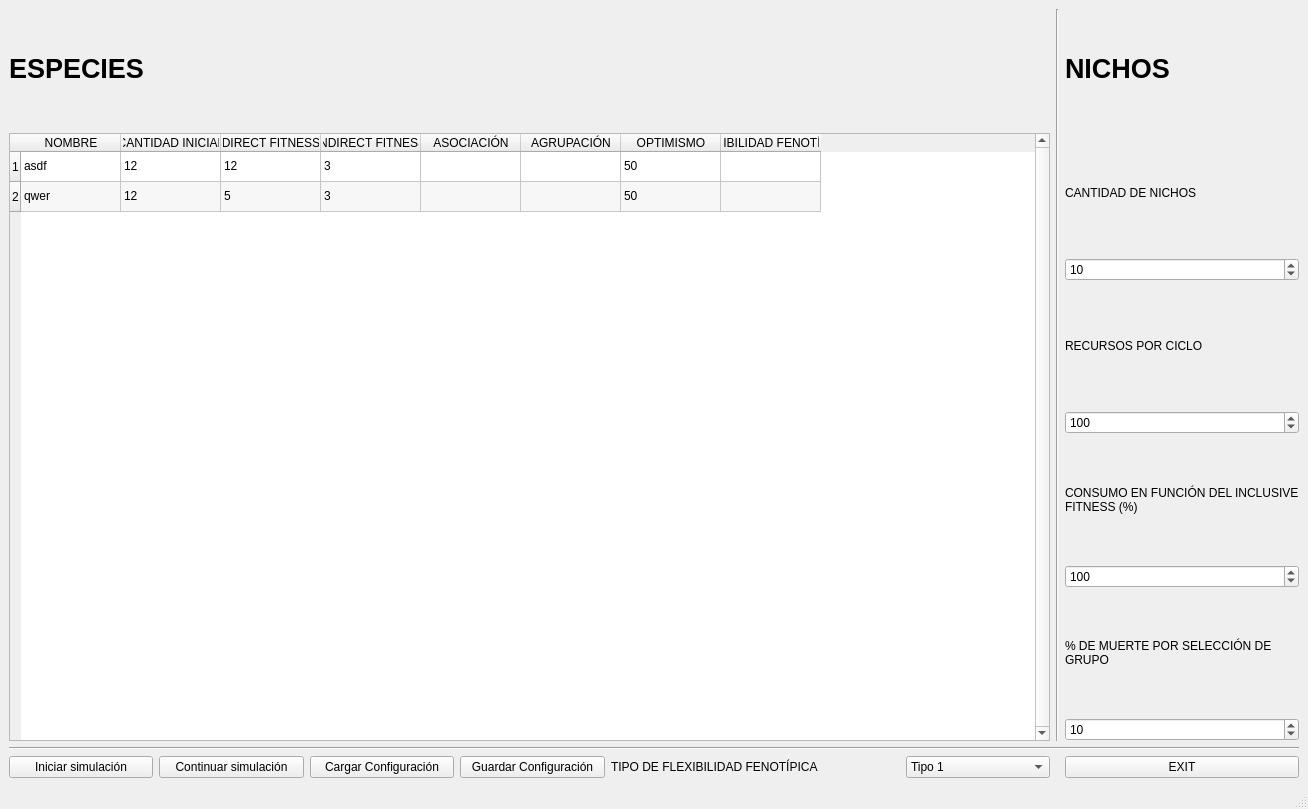
The window that AUTOMATA_CELULAR.ui (Charliek794/CA) describes before a commit, drawn with Qt 5.
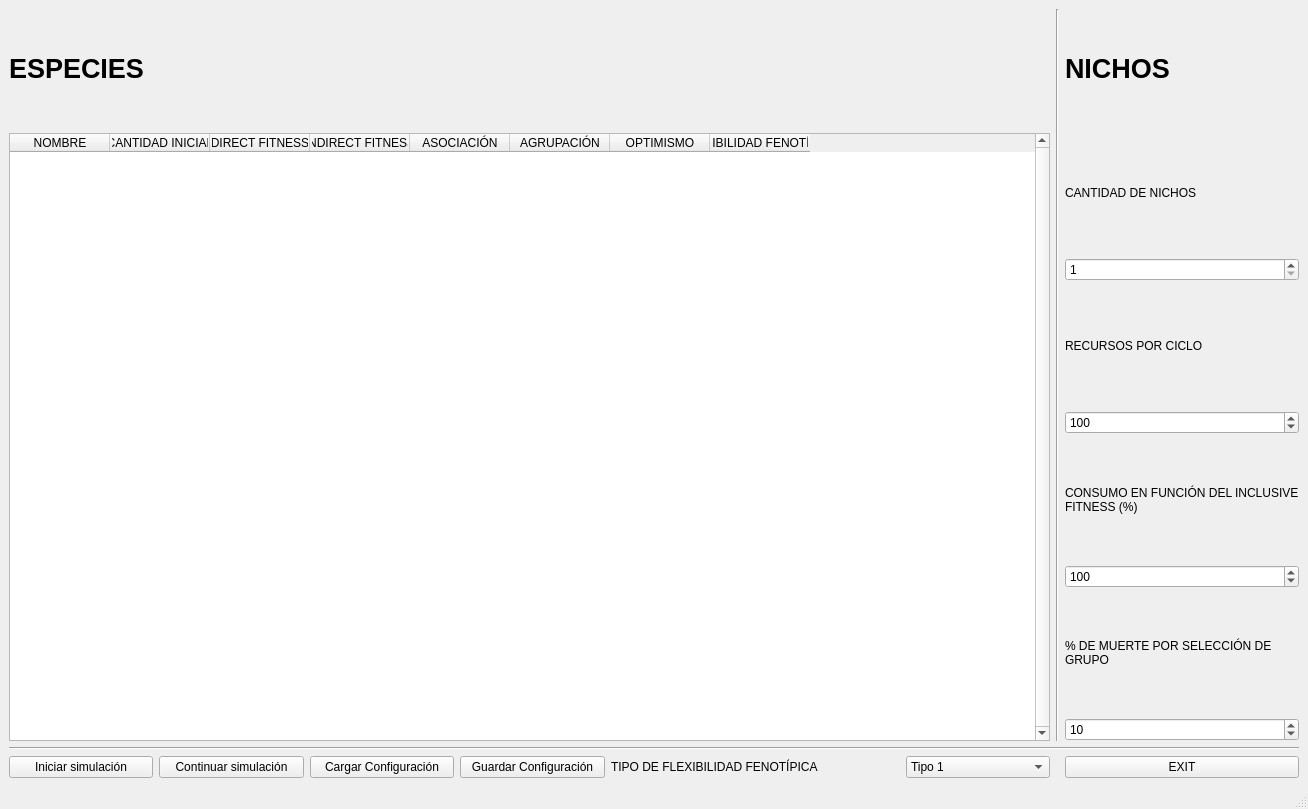
The same window after the commit.

```diff
--- a/AUTOMATA_CELULAR.ui
+++ b/AUTOMATA_CELULAR.ui
@@ -113,7 +113,7 @@
        <number>999999999</number>
       </property>
       <property name="value">
-       <number>10</number>
+       <number>1</number>
       </property>
      </widget>
     </item>
@@ -228,13 +228,11 @@
        <bool>true</bool>
       </property>
       <property name="rowCount">
-       <number>2</number>
+       <number>0</number>
       </property>
       <property name="columnCount">
        <number>8</number>
       </property>
-      <row/>
-      <row/>
       <column>
        <property name="text">
         <string>NOMBRE</string>
@@ -275,86 +273,6 @@
         <string>FLEXIBILIDAD FENOTÍPICA</string>
        </property>
       </column>
-      <item row="0" column="0">
-       <property name="text">
-        <string>asdf</string>
-       </property>
-      </item>
-      <item row="0" column="1">
-       <property name="text">
-        <string>12</string>
-       </property>
-      </item>
-      <item row="0" column="2">
-       <property name="text">
-        <string>12</string>
-       </property>
-      </item>
-      <item row="0" column="3">
-       <property name="text">
-        <string>3</string>
-       </property>
-      </item>
-      <item row="0" column="4">
-       <property name="text">
-        <string/>
-       </property>
-      </item>
-      <item row="0" column="5">
-       <property name="text">
-        <string/>
-       </property>
-      </item>
-      <item row="0" column="6">
-       <property name="text">
-        <string>50</string>
-       </property>
-      </item>
-      <item row="0" column="7">
-       <property name="text">
-        <string/>
-       </property>
-      </item>
-      <item row="1" column="0">
-       <property name="text">
-        <string>qwer</string>
-       </property>
-      </item>
-      <item row="1" column="1">
-       <property name="text">
-        <string>12</string>
-       </property>
-      </item>
-      <item row="1" column="2">
-       <property name="text">
-        <string>5</string>
-       </property>
-      </item>
-      <item row="1" column="3">
-       <property name="text">
-        <string>3</string>
-       </property>
-      </item>
-      <item row="1" column="4">
-       <property name="text">
-        <string/>
-       </property>
-      </item>
-      <item row="1" column="5">
-       <property name="text">
-        <string/>
-       </property>
-      </item>
-      <item row="1" column="6">
-       <property name="text">
-        <string>50</string>
-       </property>
-      </item>
-      <item row="1" column="7">
-       <property name="text">
-        <string/>
-       </property>
-      </item>
      </widget>
     </item>
    </layout>
```
Left out of the diff: 9 changed lines with no effect on the pictures.
